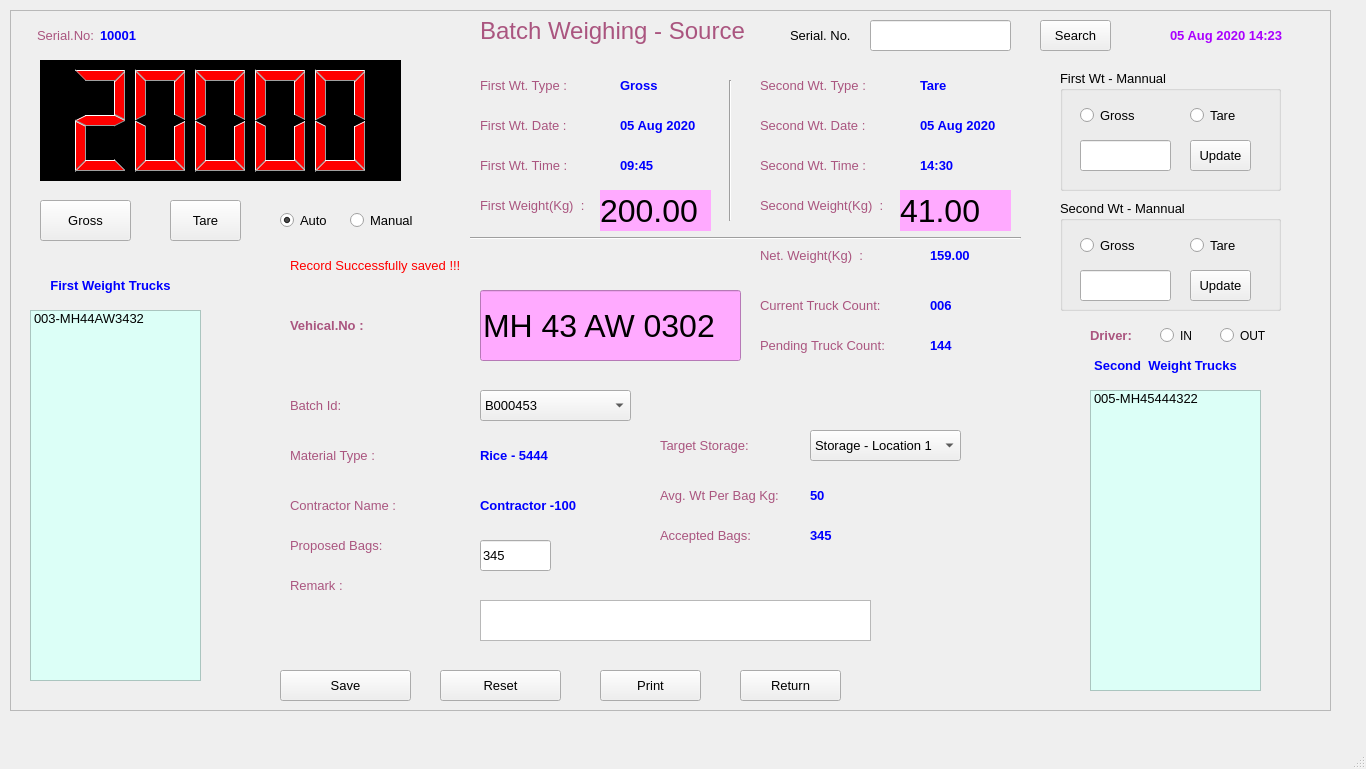
The window that FCI/ui/fci_03_weighing.ui (sanjaymanegit/testRepo) describes before a commit, drawn with Qt 5.
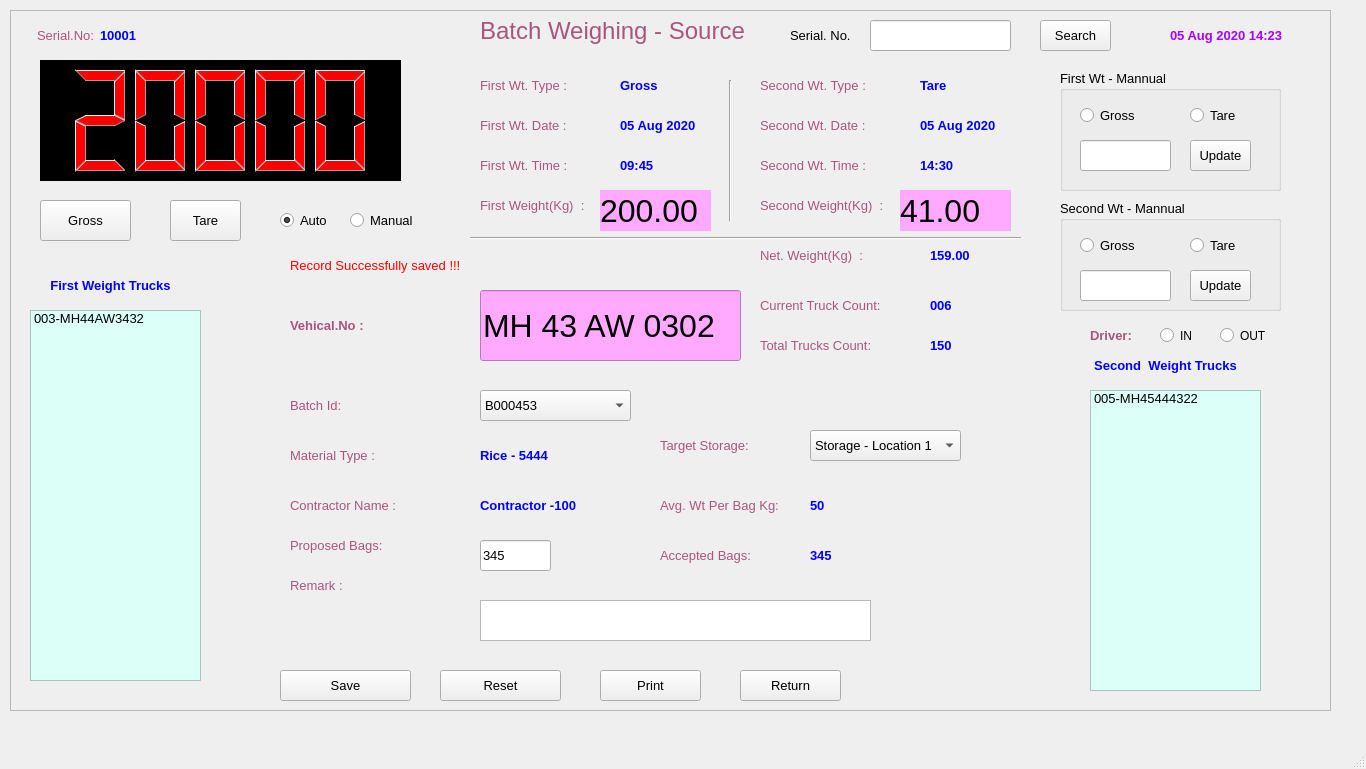
The same window after the commit.

The edit to the form file:
```diff
--- a/FCI/ui/fci_03_weighing.ui
+++ b/FCI/ui/fci_03_weighing.ui
@@ -1449,7 +1449,7 @@
       <string notr="true">color: rgb(170, 85, 127);</string>
      </property>
      <property name="text">
-      <string>Pending Truck Count:</string>
+      <string>Total Trucks Count:</string>
      </property>
      <property name="alignment">
       <set>Qt::AlignLeading|Qt::AlignLeft|Qt::AlignVCenter</set>
@@ -1477,7 +1477,7 @@
       <string notr="true">color: rgb(0, 0, 255);</string>
      </property>
      <property name="text">
-      <string>144</string>
+      <string>150</string>
      </property>
      <property name="alignment">
       <set>Qt::AlignLeading|Qt::AlignLeft|Qt::AlignVCenter</set>
@@ -1487,7 +1487,7 @@
      <property name="geometry">
       <rect>
        <x>650</x>
-       <y>510</y>
+       <y>530</y>
        <width>101</width>
        <height>31</height>
       </rect>
@@ -1515,7 +1515,7 @@
      <property name="geometry">
       <rect>
        <x>800</x>
-       <y>510</y>
+       <y>530</y>
        <width>41</width>
        <height>31</height>
       </rect>
@@ -1600,7 +1600,7 @@
      <property name="geometry">
       <rect>
        <x>650</x>
-       <y>470</y>
+       <y>480</y>
        <width>121</width>
        <height>31</height>
       </rect>
@@ -1628,7 +1628,7 @@
      <property name="geometry">
       <rect>
        <x>800</x>
-       <y>470</y>
+       <y>480</y>
        <width>41</width>
        <height>31</height>
       </rect>
```
